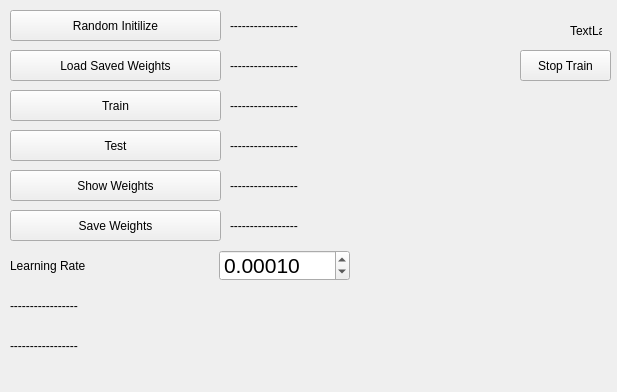
Above: mainwindow.ui from ahmetcihan/hand_recognition before the change. Below: the same form after it.
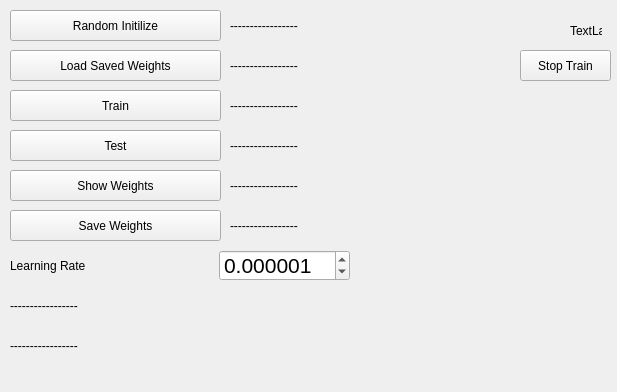
That is the form after the change.

Patch:
```diff
--- a/mainwindow.ui
+++ b/mainwindow.ui
@@ -250,7 +250,7 @@
      </font>
     </property>
     <property name="decimals">
-     <number>5</number>
+     <number>6</number>
     </property>
     <property name="maximum">
      <double>10.000000000000000</double>
@@ -259,7 +259,7 @@
      <double>0.000010000000000</double>
     </property>
     <property name="value">
-     <double>0.000100000000000</double>
+     <double>0.000001000000000</double>
     </property>
    </widget>
   </widget>
```
Left out of the diff: 2 changed lines with no effect on the pictures.
